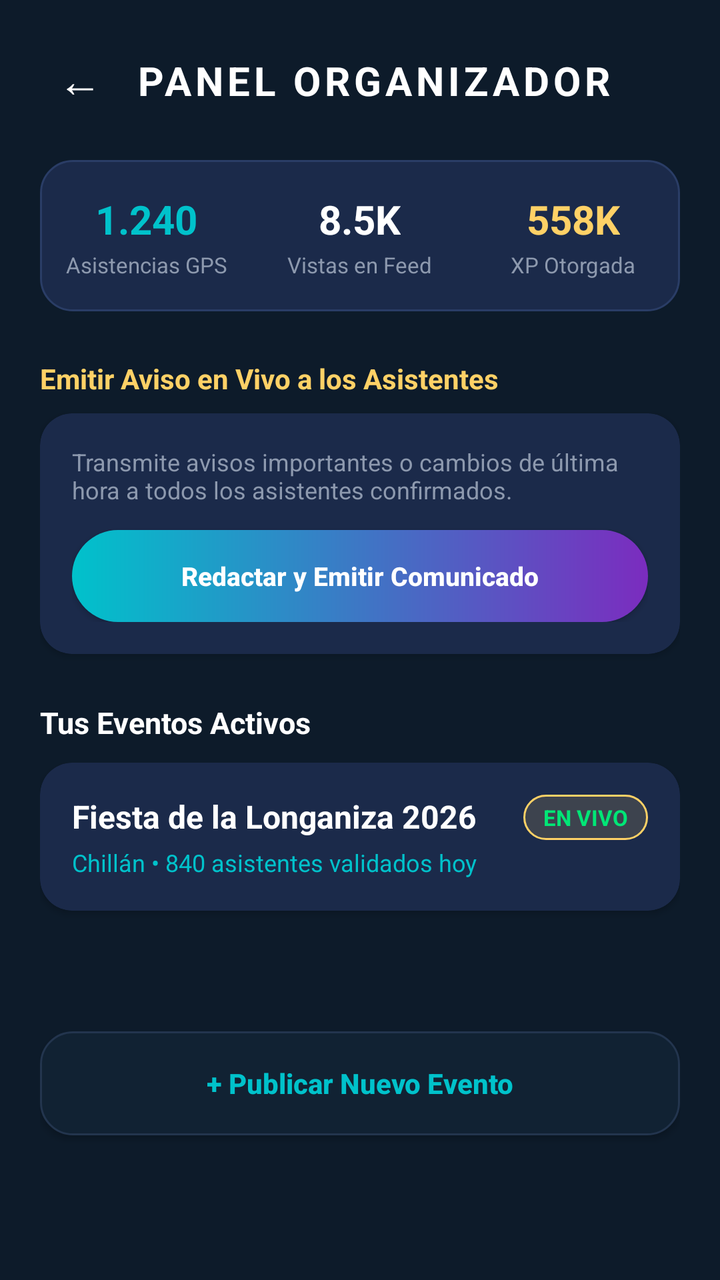
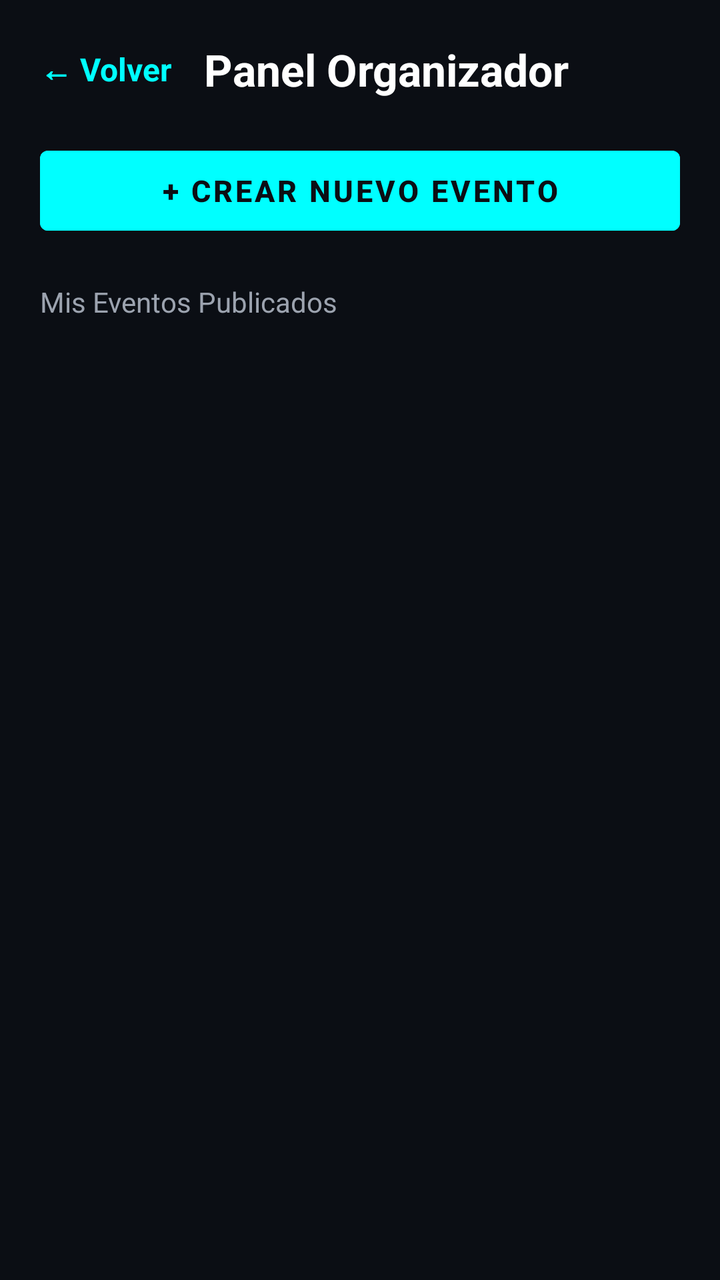

Compare the two renders of this Android layout. The source of the first and the diff that turns it into the second are given below.
<!-- AndroidManifest.xml: application theme Theme.Nexura -->
<!-- res/layout/activity_panel_organizador.xml -->
<?xml version="1.0" encoding="utf-8"?>
<ScrollView xmlns:android="http://schemas.android.com/apk/res/android"
    xmlns:app="http://schemas.android.com/apk/res-auto"
    xmlns:tools="http://schemas.android.com/tools"
    android:layout_width="match_parent"
    android:layout_height="match_parent"
    android:background="@color/bg_dark"
    android:fillViewport="true"
    tools:context=".ui.PanelOrganizador">

    <androidx.constraintlayout.widget.ConstraintLayout
        android:layout_width="match_parent"
        android:layout_height="wrap_content"
        android:padding="20dp">

        <TextView
            android:id="@+id/btnBackOrganizer"
            android:layout_width="40dp"
            android:layout_height="40dp"
            android:gravity="center"
            android:text="←"
            android:textColor="@color/text_white"
            android:textSize="22sp"
            app:layout_constraintStart_toStartOf="parent"
            app:layout_constraintTop_toTopOf="parent" />

        <TextView
            android:id="@+id/tvOrganizerTitle"
            android:layout_width="wrap_content"
            android:layout_height="wrap_content"
            android:layout_marginStart="8dp"
            android:letterSpacing="0.1"
            android:text="PANEL ORGANIZADOR"
            android:textColor="@color/text_white"
            android:textSize="20sp"
            android:textStyle="bold"
            app:layout_constraintBottom_toBottomOf="@id/btnBackOrganizer"
            app:layout_constraintStart_toEndOf="@id/btnBackOrganizer"
            app:layout_constraintTop_toTopOf="@id/btnBackOrganizer" />

        <LinearLayout
            android:id="@+id/layoutMetrics"
            android:layout_width="match_parent"
            android:layout_height="wrap_content"
            android:layout_marginTop="20dp"
            android:background="@drawable/vitrina"
            android:orientation="horizontal"
            android:paddingVertical="16dp"
            app:layout_constraintTop_toBottomOf="@id/btnBackOrganizer">

            <LinearLayout
                android:layout_width="0dp"
                android:layout_height="wrap_content"
                android:layout_weight="1"
                android:gravity="center"
                android:orientation="vertical">

                <TextView
                    android:id="@+id/tvTotalAttendees"
                    android:layout_width="wrap_content"
                    android:layout_height="wrap_content"
                    android:text="1.240"
                    android:textColor="@color/neon_cyan"
                    android:textSize="20sp"
                    android:textStyle="bold" />

                <TextView
                    android:layout_width="wrap_content"
                    android:layout_height="wrap_content"
                    android:layout_marginTop="2dp"
                    android:text="Asistencias GPS"
                    android:textColor="@color/text_gray"
                    android:textSize="11sp" />
            </LinearLayout>

            <LinearLayout
                android:layout_width="0dp"
                android:layout_height="wrap_content"
                android:layout_weight="1"
                android:gravity="center"
                android:orientation="vertical">

                <TextView
                    android:id="@+id/tvTotalReach"
                    android:layout_width="wrap_content"
                    android:layout_height="wrap_content"
                    android:text="8.5K"
                    android:textColor="@color/text_white"
                    android:textSize="20sp"
                    android:textStyle="bold" />

                <TextView
                    android:layout_width="wrap_content"
                    android:layout_height="wrap_content"
                    android:layout_marginTop="2dp"
                    android:text="Vistas en Feed"
                    android:textColor="@color/text_gray"
                    android:textSize="11sp" />
            </LinearLayout>

            <LinearLayout
                android:layout_width="0dp"
                android:layout_height="wrap_content"
                android:layout_weight="1"
                android:gravity="center"
                android:orientation="vertical">

                <TextView
                    android:id="@+id/tvXpDistributed"
                    android:layout_width="wrap_content"
                    android:layout_height="wrap_content"
                    android:text="558K"
                    android:textColor="@color/trophy_gold"
                    android:textSize="20sp"
                    android:textStyle="bold" />

                <TextView
                    android:layout_width="wrap_content"
                    android:layout_height="wrap_content"
                    android:layout_marginTop="2dp"
                    android:text="XP Otorgada"
                    android:textColor="@color/text_gray"
                    android:textSize="11sp" />
            </LinearLayout>
        </LinearLayout>

        
        <TextView
            android:id="@+id/lblBroadcast"
            android:layout_width="wrap_content"
            android:layout_height="wrap_content"
            android:layout_marginTop="24dp"
            android:text="Emitir Aviso en Vivo a los Asistentes"
            android:textColor="@color/trophy_gold"
            android:textSize="14sp"
            android:textStyle="bold"
            app:layout_constraintStart_toStartOf="parent"
            app:layout_constraintTop_toBottomOf="@id/layoutMetrics" />

        <androidx.cardview.widget.CardView
            android:id="@+id/cardBroadcast"
            android:layout_width="match_parent"
            android:layout_height="wrap_content"
            android:layout_marginTop="8dp"
            app:cardBackgroundColor="@color/surface_card"
            app:cardCornerRadius="16dp"
            app:layout_constraintTop_toBottomOf="@id/lblBroadcast">

            <LinearLayout
                android:layout_width="match_parent"
                android:layout_height="wrap_content"
                android:orientation="vertical"
                android:padding="16dp">

                <TextView
                    android:layout_width="match_parent"
                    android:layout_height="wrap_content"
                    android:text="Transmite avisos importantes o cambios de última hora a todos los asistentes confirmados."
                    android:textColor="@color/text_gray"
                    android:textSize="12sp" />

                <androidx.appcompat.widget.AppCompatButton
                    android:id="@+id/btnSendBroadcastAlert"
                    android:layout_width="match_parent"
                    android:layout_height="46dp"
                    android:layout_marginTop="12dp"
                    android:background="@drawable/boton_gradiante"
                    android:text="Redactar y Emitir Comunicado"
                    android:textAllCaps="false"
                    android:textColor="@color/text_white"
                    android:textSize="13sp"
                    android:textStyle="bold" />
            </LinearLayout>
        </androidx.cardview.widget.CardView>

        
        <TextView
            android:id="@+id/lblManageEvents"
            android:layout_width="wrap_content"
            android:layout_height="wrap_content"
            android:layout_marginTop="24dp"
            android:text="Tus Eventos Activos"
            android:textColor="@color/text_white"
            android:textSize="15sp"
            android:textStyle="bold"
            app:layout_constraintStart_toStartOf="parent"
            app:layout_constraintTop_toBottomOf="@id/cardBroadcast" />

        <androidx.cardview.widget.CardView
            android:id="@+id/cardActiveEvent1"
            android:layout_width="match_parent"
            android:layout_height="wrap_content"
            android:layout_marginTop="10dp"
            app:cardBackgroundColor="@color/surface_card"
            app:cardCornerRadius="16dp"
            app:layout_constraintTop_toBottomOf="@id/lblManageEvents">

            <androidx.constraintlayout.widget.ConstraintLayout
                android:layout_width="match_parent"
                android:layout_height="wrap_content"
                android:padding="16dp">

                <TextView
                    android:id="@+id/tvActiveStatus"
                    android:layout_width="wrap_content"
                    android:layout_height="wrap_content"
                    android:background="@drawable/badge"
                    android:paddingHorizontal="10dp"
                    android:paddingVertical="4dp"
                    android:text="EN VIVO"
                    android:textColor="@color/status_green"
                    android:textSize="11sp"
                    android:textStyle="bold"
                    app:layout_constraintEnd_toEndOf="parent"
                    app:layout_constraintTop_toTopOf="parent" />

                <TextView
                    android:id="@+id/tvActiveTitle"
                    android:layout_width="0dp"
                    android:layout_height="wrap_content"
                    android:text="Fiesta de la Longaniza 2026"
                    android:textColor="@color/text_white"
                    android:textSize="16sp"
                    android:textStyle="bold"
                    app:layout_constraintEnd_toStartOf="@id/tvActiveStatus"
                    app:layout_constraintStart_toStartOf="parent"
                    app:layout_constraintTop_toTopOf="parent" />

                <TextView
                    android:id="@+id/tvActiveStatsSub"
                    android:layout_width="wrap_content"
                    android:layout_height="wrap_content"
                    android:layout_marginTop="4dp"
                    android:text="Chillán • 840 asistentes validados hoy"
                    android:textColor="@color/neon_cyan"
                    android:textSize="12sp"
                    app:layout_constraintStart_toStartOf="parent"
                    app:layout_constraintTop_toBottomOf="@id/tvActiveTitle" />
            </androidx.constraintlayout.widget.ConstraintLayout>
        </androidx.cardview.widget.CardView>

        
        <androidx.appcompat.widget.AppCompatButton
            android:id="@+id/btnCreateNewEvent"
            android:layout_width="match_parent"
            android:layout_height="52dp"
            android:layout_marginTop="24dp"
            android:layout_marginBottom="16dp"
            android:background="@drawable/input"
            android:text="+ Publicar Nuevo Evento"
            android:textAllCaps="false"
            android:textColor="@color/neon_cyan"
            android:textSize="14sp"
            android:textStyle="bold"
            app:layout_constraintBottom_toBottomOf="parent"
            app:layout_constraintTop_toBottomOf="@id/cardActiveEvent1" />

    </androidx.constraintlayout.widget.ConstraintLayout>
</ScrollView>
<!-- resources referenced by this layout -->
<resources>
  <color name="bg_dark">#0D1B2A</color>
  <color name="neon_cyan">#00C2CB</color>
  <color name="status_green">#00E676</color>
  <color name="surface_card">#1B2A4A</color>
  <color name="text_gray">#8D99AE</color>
  <color name="text_white">#FFFFFF</color>
  <color name="trophy_gold">#FFD166</color>
  <!-- drawable badge (drawable) -->
  <?xml version="1.0" encoding="utf-8"?>
  <shape xmlns:android="http://schemas.android.com/apk/res/android"
      android:shape="rectangle">
      <solid android:color="#26FFD166" />
      <stroke android:width="1dp" android:color="@color/trophy_gold" />
      <corners android:radius="12dp" />
  </shape>
  <!-- drawable boton_gradiante (drawable) -->
  <?xml version="1.0" encoding="utf-8"?>
  <shape xmlns:android="http://schemas.android.com/apk/res/android"
      android:shape="rectangle">
      <gradient
          android:startColor="#00C2CB"
          android:endColor="#7B2CBF"
          android:angle="0" />
      <corners android:radius="24dp" />
  </shape>
  <!-- drawable input (drawable) -->
  <?xml version="1.0" encoding="utf-8"?>
  <shape xmlns:android="http://schemas.android.com/apk/res/android"
      android:shape="rectangle">
      <solid android:color="@color/input_bg" />
      <stroke
          android:width="1dp"
          android:color="#23354E" />
      <corners android:radius="16dp" />
  </shape>
  <!-- drawable vitrina (drawable) -->
  <?xml version="1.0" encoding="utf-8"?>
  <shape xmlns:android="http://schemas.android.com/apk/res/android"
      android:shape="rectangle">
      <solid android:color="@color/surface_card" />
      <stroke android:width="1dp" android:color="#2A3D66" />
      <corners android:radius="16dp" />
  </shape>
  <style name="Theme.Nexura" parent="Theme.MaterialComponents.DayNight.NoActionBar">
          
          <item name="colorPrimary">@color/purple_500</item>
          <item name="colorPrimaryVariant">@color/purple_700</item>
          <item name="colorOnPrimary">@color/white</item>
          
          <item name="colorSecondary">@color/teal_200</item>
          <item name="colorSecondaryVariant">@color/teal_700</item>
          <item name="colorOnSecondary">@color/black</item>
          
          <item name="android:statusBarColor">#0F172A</item>
      </style>
  <color name="input_bg">#112233</color>
  <color name="purple_500">#FF6200EE</color>
  <color name="purple_700">#FF3700B3</color>
  <color name="white">#FFFFFFFF</color>
  <color name="teal_200">#FF03DAC5</color>
  <color name="teal_700">#FF018786</color>
  <color name="black">#FF000000</color>
</resources>

<!-- the commit's change to res/layout/activity_panel_organizador.xml (unified diff, before → after) -->
@@ -1,259 +1,85 @@
 <?xml version="1.0" encoding="utf-8"?>
-<ScrollView xmlns:android="http://schemas.android.com/apk/res/android"
+<LinearLayout xmlns:android="http://schemas.android.com/apk/res/android"
     xmlns:app="http://schemas.android.com/apk/res-auto"
-    xmlns:tools="http://schemas.android.com/tools"
     android:layout_width="match_parent"
     android:layout_height="match_parent"
-    android:background="@color/bg_dark"
-    android:fillViewport="true"
-    tools:context=".ui.PanelOrganizador">
+    android:background="#0B0E14"
+    android:orientation="vertical"
+    android:padding="20dp">
 
-    <androidx.constraintlayout.widget.ConstraintLayout
+    
+    <LinearLayout
         android:layout_width="match_parent"
         android:layout_height="wrap_content"
-        android:padding="20dp">
+        android:gravity="center_vertical"
+        android:orientation="horizontal"
+        android:layout_marginBottom="20dp">
 
         <TextView
-            android:id="@+id/btnBackOrganizer"
-            android:layout_width="40dp"
-            android:layout_height="40dp"
-            android:gravity="center"
-            android:text="←"
-            android:textColor="@color/text_white"
-            android:textSize="22sp"
-            app:layout_constraintStart_toStartOf="parent"
-            app:layout_constraintTop_toTopOf="parent" />
+            android:id="@+id/btnBackPanel"
+            android:layout_width="wrap_content"
+            android:layout_height="wrap_content"
+            android:text="← Volver"
+            android:textColor="#00FFFF"
+            android:textSize="16sp"
+            android:textStyle="bold"
+            android:paddingEnd="16dp" />
 
         <TextView
-            android:id="@+id/tvOrganizerTitle"
-            android:layout_width="wrap_content"
+            android:layout_width="0dp"
             android:layout_height="wrap_content"
-            android:layout_marginStart="8dp"
-            android:letterSpacing="0.1"
-            android:text="PANEL ORGANIZADOR"
-            android:textColor="@color/text_white"
-            android:textSize="20sp"
-            android:textStyle="bold"
-            app:layout_constraintBottom_toBottomOf="@id/btnBackOrganizer"
-            app:layout_constraintStart_toEndOf="@id/btnBackOrganizer"
-            app:layout_constraintTop_toTopOf="@id/btnBackOrganizer" />
+            android:layout_weight="1"
+            android:text="Panel Organizador"
+            android:textColor="#FFFFFF"
+            android:textSize="22sp"
+            android:textStyle="bold" />
+    </LinearLayout>
 
-        <LinearLayout
-            android:id="@+id/layoutMetrics"
+    
+    <Button
+        android:id="@+id/btnCreateNewEventPanel"
+        android:layout_width="match_parent"
+        android:layout_height="52dp"
+        android:layout_marginBottom="20dp"
+        android:backgroundTint="#00FFFF"
+        android:text="+ Crear Nuevo Evento"
+        android:textColor="#0B0E14"
+        android:textSize="15sp"
+        android:textStyle="bold" />
+
+    
+    <TextView
+        android:layout_width="wrap_content"
+        android:layout_height="wrap_content"
+        android:text="Mis Eventos Publicados"
+        android:textColor="#9CA3AF"
+        android:textSize="14sp"
+        android:layout_marginBottom="12dp" />
+
+    <FrameLayout
+        android:layout_width="match_parent"
+        android:layout_height="0dp"
+        android:layout_weight="1">
+
+        
+        <androidx.recyclerview.widget.RecyclerView
+            android:id="@+id/rvMisEventosOrganizados"
             android:layout_width="match_parent"
-            android:layout_height="wrap_content"
-            android:layout_marginTop="20dp"
-            android:background="@drawable/vitrina"
-            android:orientation="horizontal"
-            android:paddingVertical="16dp"
-            app:layout_constraintTop_toBottomOf="@id/btnBackOrganizer">
-
-            <LinearLayout
-                android:layout_width="0dp"
-                android:layout_height="wrap_content"
-                android:layout_weight="1"
-                android:gravity="center"
-                android:orientation="vertical">
-
-                <TextView
-                    android:id="@+id/tvTotalAttendees"
-                    android:layout_width="wrap_content"
-                    android:layout_height="wrap_content"
-                    android:text="1.240"
-                    android:textColor="@color/neon_cyan"
-                    android:textSize="20sp"
-                    android:textStyle="bold" />
-
-                <TextView
-                    android:layout_width="wrap_content"
-                    android:layout_height="wrap_content"
-                    android:layout_marginTop="2dp"
-                    android:text="Asistencias GPS"
-                    android:textColor="@color/text_gray"
-                    android:textSize="11sp" />
-            </LinearLayout>
-
-            <LinearLayout
-                android:layout_width="0dp"
-                android:layout_height="wrap_content"
-                android:layout_weight="1"
-                android:gravity="center"
-                android:orientation="vertical">
-
-                <TextView
-                    android:id="@+id/tvTotalReach"
-                    android:layout_width="wrap_content"
-                    android:layout_height="wrap_content"
-                    android:text="8.5K"
-                    android:textColor="@color/text_white"
-                    android:textSize="20sp"
-                    android:textStyle="bold" />
-
-                <TextView
-                    android:layout_width="wrap_content"
-                    android:layout_height="wrap_content"
-                    android:layout_marginTop="2dp"
-                    android:text="Vistas en Feed"
-                    android:textColor="@color/text_gray"
-                    android:textSize="11sp" />
-            </LinearLayout>
-
-            <LinearLayout
-                android:layout_width="0dp"
-                android:layout_height="wrap_content"
-                android:layout_weight="1"
-                android:gravity="center"
-                android:orientation="vertical">
-
-                <TextView
-                    android:id="@+id/tvXpDistributed"
-                    android:layout_width="wrap_content"
-                    android:layout_height="wrap_content"
-                    android:text="558K"
-                    android:textColor="@color/trophy_gold"
-                    android:textSize="20sp"
-                    android:textStyle="bold" />
-
-                <TextView
-                    android:layout_width="wrap_content"
-                    android:layout_height="wrap_content"
-                    android:layout_marginTop="2dp"
-                    android:text="XP Otorgada"
-                    android:textColor="@color/text_gray"
-                    android:textSize="11sp" />
-            </LinearLayout>
-        </LinearLayout>
+            android:layout_height="match_parent"
+            android:clipToPadding="false"
+            android:paddingBottom="16dp" />
 
         
         <TextView
-            android:id="@+id/lblBroadcast"
+            android:id="@+id/tvEmptyStateOrganizador"
             android:layout_width="wrap_content"
             android:layout_height="wrap_content"
-            android:layout_marginTop="24dp"
-            android:text="Emitir Aviso en Vivo a los Asistentes"
-            android:textColor="@color/trophy_gold"
-            android:textSize="14sp"
-            android:textStyle="bold"
-            app:layout_constraintStart_toStartOf="parent"
-            app:layout_constraintTop_toBottomOf="@id/layoutMetrics" />
+            android:layout_gravity="center"
+            android:text="Aún no has creado ningún evento.\n¡Haz clic en el botón de arriba para comenzar!"
+            android:textAlignment="center"
+            android:textColor="#6B7280"
+            android:textSize="15sp"
+            android:visibility="gone" />
 
-        <androidx.cardview.widget.CardView
-            android:id="@+id/cardBroadcast"
-            android:layout_width="match_parent"
-            android:layout_height="wrap_content"
-            android:layout_marginTop="8dp"
-            app:cardBackgroundColor="@color/surface_card"
-            app:cardCornerRadius="16dp"
-            app:layout_constraintTop_toBottomOf="@id/lblBroadcast">
-
-            <LinearLayout
-                android:layout_width="match_parent"
-                android:layout_height="wrap_content"
-                android:orientation="vertical"
-                android:padding="16dp">
-
-                <TextView
-                    android:layout_width="match_parent"
-                    android:layout_height="wrap_content"
-                    android:text="Transmite avisos importantes o cambios de última hora a todos los asistentes confirmados."
-                    android:textColor="@color/text_gray"
-                    android:textSize="12sp" />
-
-                <androidx.appcompat.widget.AppCompatButton
-                    android:id="@+id/btnSendBroadcastAlert"
-                    android:layout_width="match_parent"
-                    android:layout_height="46dp"
-                    android:layout_marginTop="12dp"
-                    android:background="@drawable/boton_gradiante"
-                    android:text="Redactar y Emitir Comunicado"
-                    android:textAllCaps="false"
-                    android:textColor="@color/text_white"
-                    android:textSize="13sp"
-                    android:textStyle="bold" />
-            </LinearLayout>
-        </androidx.cardview.widget.CardView>
-
-        
-        <TextView
-            android:id="@+id/lblManageEvents"
-            android:layout_width="wrap_content"
-            android:layout_height="wrap_content"
-            android:layout_marginTop="24dp"
-            android:text="Tus Eventos Activos"
-            android:textColor="@color/text_white"
-            android:textSize="15sp"
-            android:textStyle="bold"
-            app:layout_constraintStart_toStartOf="parent"
-            app:layout_constraintTop_toBottomOf="@id/cardBroadcast" />
-
-        <androidx.cardview.widget.CardView
-            android:id="@+id/cardActiveEvent1"
-            android:layout_width="match_parent"
-            android:layout_height="wrap_content"
-            android:layout_marginTop="10dp"
-            app:cardBackgroundColor="@color/surface_card"
-            app:cardCornerRadius="16dp"
-            app:layout_constraintTop_toBottomOf="@id/lblManageEvents">
-
-            <androidx.constraintlayout.widget.ConstraintLayout
-                android:layout_width="match_parent"
-                android:layout_height="wrap_content"
-                android:padding="16dp">
-
-                <TextView
-                    android:id="@+id/tvActiveStatus"
-                    android:layout_width="wrap_content"
-                    android:layout_height="wrap_content"
-                    android:background="@drawable/badge"
-                    android:paddingHorizontal="10dp"
-                    android:paddingVertical="4dp"
-                    android:text="EN VIVO"
-                    android:textColor="@color/status_green"
-                    android:textSize="11sp"
-                    android:textStyle="bold"
-                    app:layout_constraintEnd_toEndOf="parent"
-                    app:layout_constraintTop_toTopOf="parent" />
-
-                <TextView
-                    android:id="@+id/tvActiveTitle"
-                    android:layout_width="0dp"
-                    android:layout_height="wrap_content"
-                    android:text="Fiesta de la Longaniza 2026"
-                    android:textColor="@color/text_white"
-                    android:textSize="16sp"
-                    android:textStyle="bold"
-                    app:layout_constraintEnd_toStartOf="@id/tvActiveStatus"
-                    app:layout_constraintStart_toStartOf="parent"
-                    app:layout_constraintTop_toTopOf="parent" />
-
-                <TextView
-                    android:id="@+id/tvActiveStatsSub"
-                    android:layout_width="wrap_content"
-                    android:layout_height="wrap_content"
-                    android:layout_marginTop="4dp"
-                    android:text="Chillán • 840 asistentes validados hoy"
-                    android:textColor="@color/neon_cyan"
-                    android:textSize="12sp"
-                    app:layout_constraintStart_toStartOf="parent"
-                    app:layout_constraintTop_toBottomOf="@id/tvActiveTitle" />
-            </androidx.constraintlayout.widget.ConstraintLayout>
-        </androidx.cardview.widget.CardView>
-
-        
-        <androidx.appcompat.widget.AppCompatButton
-            android:id="@+id/btnCreateNewEvent"
-            android:layout_width="match_parent"
-            android:layout_height="52dp"
-            android:layout_marginTop="24dp"
-            android:layout_marginBottom="16dp"
-            android:background="@drawable/input"
-            android:text="+ Publicar Nuevo Evento"
-            android:textAllCaps="false"
-            android:textColor="@color/neon_cyan"
-            android:textSize="14sp"
-            android:textStyle="bold"
-            app:layout_constraintBottom_toBottomOf="parent"
-            app:layout_constraintTop_toBottomOf="@id/cardActiveEvent1" />
-
-    </androidx.constraintlayout.widget.ConstraintLayout>
-</ScrollView>
+    </FrameLayout>
+</LinearLayout>
<!-- resource entries referenced after the edit -->
@@ -1,48 +1,5 @@
 <!-- resources referenced by this layout -->
 <resources>
-  <color name="bg_dark">#0D1B2A</color>
-  <color name="neon_cyan">#00C2CB</color>
-  <color name="status_green">#00E676</color>
-  <color name="surface_card">#1B2A4A</color>
-  <color name="text_gray">#8D99AE</color>
-  <color name="text_white">#FFFFFF</color>
-  <color name="trophy_gold">#FFD166</color>
-  <!-- drawable badge (drawable) -->
-  <?xml version="1.0" encoding="utf-8"?>
-  <shape xmlns:android="http://schemas.android.com/apk/res/android"
-      android:shape="rectangle">
-      <solid android:color="#26FFD166" />
-      <stroke android:width="1dp" android:color="@color/trophy_gold" />
-      <corners android:radius="12dp" />
-  </shape>
-  <!-- drawable boton_gradiante (drawable) -->
-  <?xml version="1.0" encoding="utf-8"?>
-  <shape xmlns:android="http://schemas.android.com/apk/res/android"
-      android:shape="rectangle">
-      <gradient
-          android:startColor="#00C2CB"
-          android:endColor="#7B2CBF"
-          android:angle="0" />
-      <corners android:radius="24dp" />
-  </shape>
-  <!-- drawable input (drawable) -->
-  <?xml version="1.0" encoding="utf-8"?>
-  <shape xmlns:android="http://schemas.android.com/apk/res/android"
-      android:shape="rectangle">
-      <solid android:color="@color/input_bg" />
-      <stroke
-          android:width="1dp"
-          android:color="#23354E" />
-      <corners android:radius="16dp" />
-  </shape>
-  <!-- drawable vitrina (drawable) -->
-  <?xml version="1.0" encoding="utf-8"?>
-  <shape xmlns:android="http://schemas.android.com/apk/res/android"
-      android:shape="rectangle">
-      <solid android:color="@color/surface_card" />
-      <stroke android:width="1dp" android:color="#2A3D66" />
-      <corners android:radius="16dp" />
-  </shape>
   <style name="Theme.Nexura" parent="Theme.MaterialComponents.DayNight.NoActionBar">
           
           <item name="colorPrimary">@color/purple_500</item>
@@ -55,7 +12,6 @@
           
           <item name="android:statusBarColor">#0F172A</item>
       </style>
-  <color name="input_bg">#112233</color>
   <color name="purple_500">#FF6200EE</color>
   <color name="purple_700">#FF3700B3</color>
   <color name="white">#FFFFFFFF</color>
